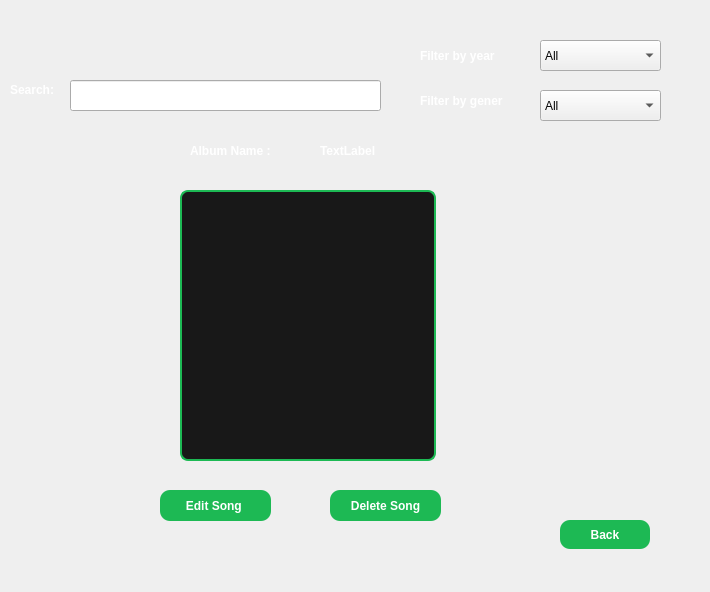
Above: albumwindow.ui from Fatemehasadi86/spotify1 before the change. Below: the same form after it.
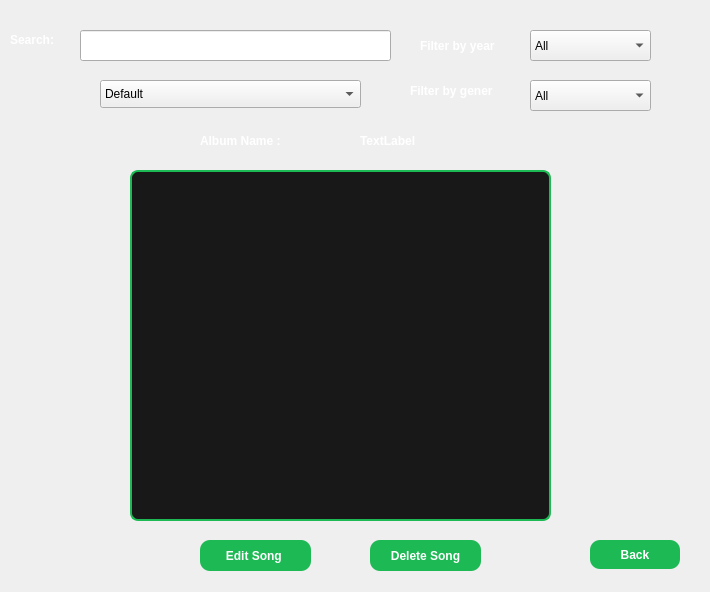
That is the form after the change.

Diff of the .ui file:
```diff
--- a/albumwindow.ui
+++ b/albumwindow.ui
@@ -50,8 +50,8 @@
   <widget class="QLabel" name="label">
    <property name="geometry">
     <rect>
-     <x>190</x>
-     <y>130</y>
+     <x>200</x>
+     <y>120</y>
      <width>191</width>
      <height>41</height>
     </rect>
@@ -63,8 +63,8 @@
   <widget class="QLabel" name="label_2">
    <property name="geometry">
     <rect>
-     <x>320</x>
-     <y>140</y>
+     <x>360</x>
+     <y>130</y>
      <width>81</width>
      <height>21</height>
     </rect>
@@ -76,18 +76,18 @@
   <widget class="QListWidget" name="listWidget">
    <property name="geometry">
     <rect>
-     <x>180</x>
-     <y>190</y>
-     <width>256</width>
-     <height>271</height>
+     <x>130</x>
+     <y>170</y>
+     <width>421</width>
+     <height>351</height>
     </rect>
    </property>
   </widget>
   <widget class="QPushButton" name="pushButton_2">
    <property name="geometry">
     <rect>
-     <x>160</x>
-     <y>490</y>
+     <x>200</x>
+     <y>540</y>
      <width>111</width>
      <height>31</height>
     </rect>
@@ -99,8 +99,8 @@
   <widget class="QPushButton" name="pushButton_3">
    <property name="geometry">
     <rect>
-     <x>330</x>
-     <y>490</y>
+     <x>370</x>
+     <y>540</y>
      <width>111</width>
      <height>31</height>
     </rect>
@@ -112,8 +112,8 @@
   <widget class="QPushButton" name="pushButton_4">
    <property name="geometry">
     <rect>
-     <x>560</x>
-     <y>520</y>
+     <x>590</x>
+     <y>540</y>
      <width>90</width>
      <height>29</height>
     </rect>
@@ -125,8 +125,8 @@
   <widget class="QLineEdit" name="lineEdit">
    <property name="geometry">
     <rect>
-     <x>70</x>
-     <y>80</y>
+     <x>80</x>
+     <y>30</y>
      <width>311</width>
      <height>31</height>
     </rect>
@@ -136,7 +136,7 @@
    <property name="geometry">
     <rect>
      <x>10</x>
-     <y>80</y>
+     <y>30</y>
      <width>63</width>
      <height>20</height>
     </rect>
@@ -148,8 +148,8 @@
   <widget class="QComboBox" name="comboBox">
    <property name="geometry">
     <rect>
-     <x>540</x>
-     <y>90</y>
+     <x>530</x>
+     <y>80</y>
      <width>121</width>
      <height>31</height>
     </rect>
@@ -208,8 +208,8 @@
   <widget class="QLabel" name="label_4">
    <property name="geometry">
     <rect>
-     <x>420</x>
-     <y>90</y>
+     <x>410</x>
+     <y>80</y>
      <width>101</width>
      <height>21</height>
     </rect>
@@ -222,7 +222,7 @@
    <property name="geometry">
     <rect>
      <x>420</x>
-     <y>40</y>
+     <y>30</y>
      <width>111</width>
      <height>31</height>
     </rect>
@@ -234,8 +234,8 @@
   <widget class="QComboBox" name="comboBox_2">
    <property name="geometry">
     <rect>
-     <x>540</x>
-     <y>40</y>
+     <x>530</x>
+     <y>30</y>
      <width>121</width>
      <height>31</height>
     </rect>
@@ -281,6 +281,31 @@
     </property>
    </item>
   </widget>
+  <widget class="QComboBox" name="comboBox_3">
+   <property name="geometry">
+    <rect>
+     <x>100</x>
+     <y>80</y>
+     <width>261</width>
+     <height>28</height>
+    </rect>
+   </property>
+   <item>
+    <property name="text">
+     <string>Default</string>
+    </property>
+   </item>
+   <item>
+    <property name="text">
+     <string>Name (A_Z)</string>
+    </property>
+   </item>
+   <item>
+    <property name="text">
+     <string>Year (New_old)</string>
+    </property>
+   </item>
+  </widget>
  </widget>
  <resources/>
  <connections/>
```
